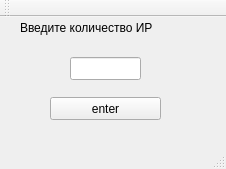
Old version of the form mainwindow.ui in the repository Factotum8/OKOIB_1.
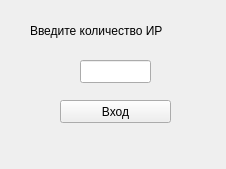
New version of the form.

Patch:
```diff
--- a/mainwindow.ui
+++ b/mainwindow.ui
@@ -12,8 +12,8 @@
   </property>
   <property name="sizePolicy">
    <sizepolicy hsizetype="Fixed" vsizetype="Fixed">
-    <horstretch>0</horstretch>
-    <verstretch>0</verstretch>
+    <horstretch>225</horstretch>
+    <verstretch>169</verstretch>
    </sizepolicy>
   </property>
   <property name="windowTitle">
@@ -23,8 +23,8 @@
    <widget class="QLabel" name="lab_quantity">
     <property name="geometry">
      <rect>
-      <x>20</x>
-      <y>0</y>
+      <x>30</x>
+      <y>20</y>
       <width>171</width>
       <height>21</height>
      </rect>
@@ -36,8 +36,8 @@
    <widget class="QLineEdit" name="edit_quantity">
     <property name="geometry">
      <rect>
-      <x>70</x>
-      <y>40</y>
+      <x>80</x>
+      <y>60</y>
       <width>71</width>
       <height>23</height>
      </rect>
@@ -49,14 +49,14 @@
    <widget class="QPushButton" name="butt_enter">
     <property name="geometry">
      <rect>
-      <x>50</x>
-      <y>80</y>
+      <x>60</x>
+      <y>100</y>
       <width>111</width>
       <height>23</height>
      </rect>
     </property>
     <property name="text">
-     <string>enter</string>
+     <string>Вход</string>
     </property>
    </widget>
   </widget>
@@ -70,27 +70,6 @@
     </rect>
    </property>
   </widget>
-  <widget class="QToolBar" name="mainToolBar">
-   <property name="enabled">
-    <bool>true</bool>
-   </property>
-   <property name="sizePolicy">
-    <sizepolicy hsizetype="Fixed" vsizetype="Fixed">
-     <horstretch>1</horstretch>
-     <verstretch>0</verstretch>
-    </sizepolicy>
-   </property>
-   <property name="mouseTracking">
-    <bool>false</bool>
-   </property>
-   <attribute name="toolBarArea">
-    <enum>TopToolBarArea</enum>
-   </attribute>
-   <attribute name="toolBarBreak">
-    <bool>false</bool>
-   </attribute>
-  </widget>
-  <widget class="QStatusBar" name="statusBar"/>
  </widget>
  <layoutdefault spacing="6" margin="11"/>
  <resources/>
```
